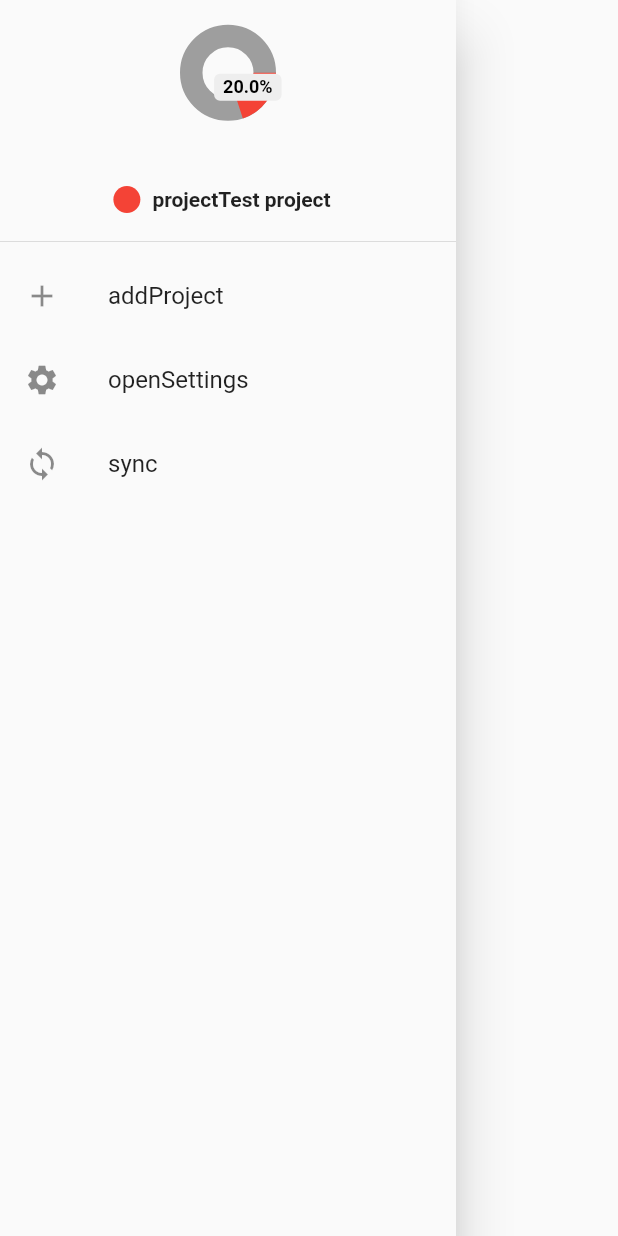
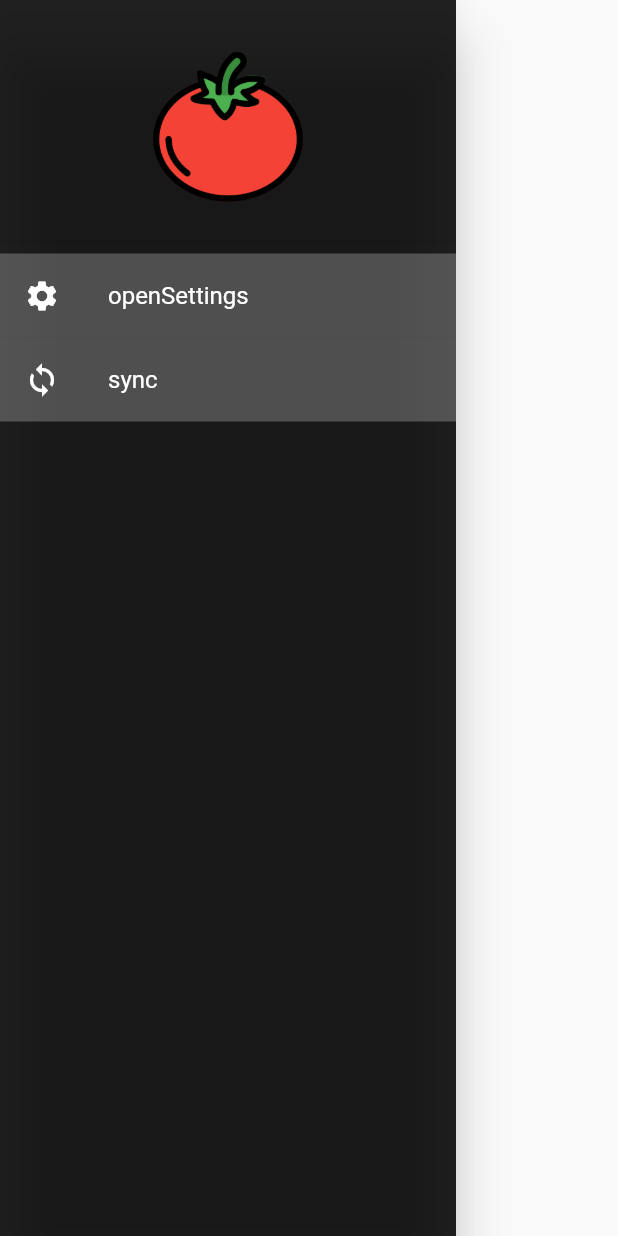
Before and after one commit to jelazi/pomodoro-countdown, a Flutter app: the PomodoroDrawer widget shown alone on an empty page, opened directly, on a phone screen of 412 x 824 dp. Run offline on Flutter 3.47's test engine with Material 2 defaults, Android fonts, the phone set to English and light mode, and no system bars; drawn by our look-alikes of pie_chart; our stand-ins replace assets_audio_player, get, get_storage, logger, settings_ui; missing offline and left inert: pausable_timer; accounts and stored records are empty; generated files the repository leaves out were written again.

Commit message:
WIP: hide settings when logout

```diff
--- a/lib/controllers/settings_controller.dart
+++ b/lib/controllers/settings_controller.dart
@@ -64,10 +64,8 @@ class SettingsController extends GetxController {
 
   checkOwner(Owner owner) {
     if (owner.name == 'Lubik' && owner.password == 'pass') {
-      logger.d(owner.name);
       logIn.value = true;
       this.owner = owner;
-      logger.d(logIn.value);
     }
   }
 
--- a/lib/view/items/pomodoro_drawer.dart
+++ b/lib/view/items/pomodoro_drawer.dart
@@ -1,6 +1,7 @@
 import 'package:flutter/material.dart';
 import 'package:get/get.dart';
 import 'package:pie_chart/pie_chart.dart';
+import 'package:pomodoro_countdown/controllers/settings_controller.dart';
 import '../../controllers/projects_controller.dart';
 import '../screens/settings_screen.dart';
 
@@ -18,6 +19,7 @@ class PomodoroDrawer extends StatefulWidget {
 }
 
 class _PomodoroDrawerState extends State<PomodoroDrawer> {
+  final SettingsController _settingsController = Get.find();
   final colorList = <Color>[
     Colors.red,
   ];
@@ -25,16 +27,19 @@ class _PomodoroDrawerState extends State<PomodoroDrawer> {
   @override
   Widget build(BuildContext context) {
     return Drawer(
+      backgroundColor: Colors.black87,
       child: ListView(
         // Important: Remove any padding from the ListView.
         padding: EdgeInsets.zero,
+
         children: [
           DrawerHeader(
-            decoration: BoxDecoration(),
+            decoration: const BoxDecoration(),
             child: Stack(
               children: [
-                Visibility(
-                  visible: widget._projectsController.currentProject != null,
+                Obx(
+                  () => Visibility(
+                    visible: _settingsController.logIn.value,
                     child: Center(
                       child: SizedBox(
                         width: 200,
@@ -45,21 +50,23 @@ class _PomodoroDrawerState extends State<PomodoroDrawer> {
                           chartType: ChartType.ring,
                           baseChartColor: Colors.grey,
                           colorList: colorList,
-                        chartValuesOptions: ChartValuesOptions(
+                          chartValuesOptions: const ChartValuesOptions(
                             showChartValuesInPercentage: true,
                           ),
-                        emptyColor: Colors.black,
-                        totalValue: widget
-                            ._projectsController.currentProjectTotalValue.value,
-                        legendOptions: LegendOptions(
+                          emptyColor: Colors.white,
+                          totalValue: widget._projectsController
+                              .currentProjectTotalValue.value,
+                          legendOptions: const LegendOptions(
+                              legendTextStyle: TextStyle(color: Colors.white),
                               legendPosition: LegendPosition.bottom),
                         ),
                       ),
                     ),
                   ),
+                ),
                 Visibility(
-                  visible: widget._projectsController.currentProject == null,
-                  child: Center(
+                  visible: !_settingsController.logIn.value,
+                  child: const Center(
                     child: SizedBox(
                       width: 100,
                       height: 100,
@@ -72,17 +79,32 @@ class _PomodoroDrawerState extends State<PomodoroDrawer> {
               ],
             ),
           ),
-          ListTile(
-            title: Text('addProject'.tr),
-            leading: const Icon(Icons.add),
+          Visibility(
+            visible: _settingsController.logIn.value,
+            child: ListTile(
+              tileColor: Colors.white24,
+              title: Text(
+                'addProject'.tr,
+                style: const TextStyle(color: Colors.white),
+              ),
+              leading: const Icon(
+                Icons.add,
+                color: Colors.white,
+              ),
               onTap: () {
                 Navigator.pop(context);
                 if (widget._projectsController.currentProject == null) {}
               },
             ),
+          ),
           ListTile(
-            title: Text('openSettings'.tr),
-            leading: const Icon(Icons.settings),
+            tileColor: Colors.white24,
+            title: Text('openSettings'.tr,
+                style: const TextStyle(color: Colors.white)),
+            leading: const Icon(
+              Icons.settings,
+              color: Colors.white,
+            ),
             onTap: () {
               Navigator.pop(context);
               Navigator.push(context,
@@ -90,8 +112,12 @@ class _PomodoroDrawerState extends State<PomodoroDrawer> {
             },
           ),
           ListTile(
-            title: Text('sync'.tr),
-            leading: const Icon(Icons.sync),
+            tileColor: Colors.white24,
+            title: Text('sync'.tr, style: const TextStyle(color: Colors.white)),
+            leading: const Icon(
+              Icons.sync,
+              color: Colors.white,
+            ),
             onTap: () {
               // TODO:Update the state of the app.
               // ...
```
Also changed, not shown: lib/view/screens/main_screen.dart (+28 -9 lines). Lines whose indentation alone changed are shown as unchanged.
